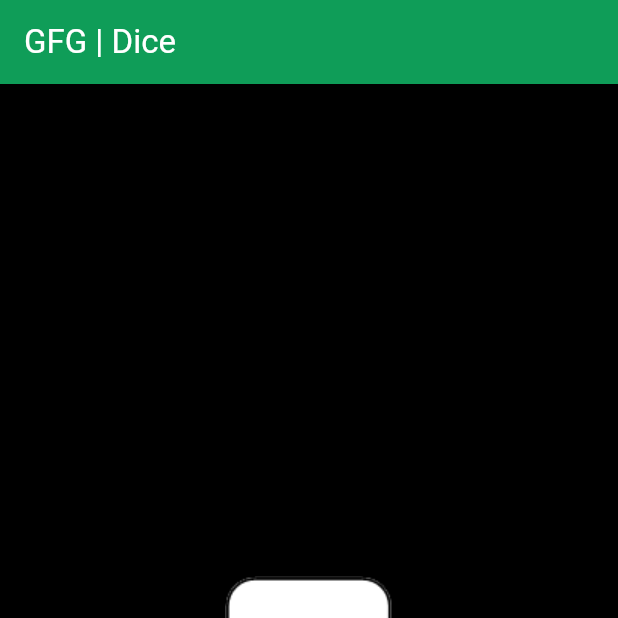
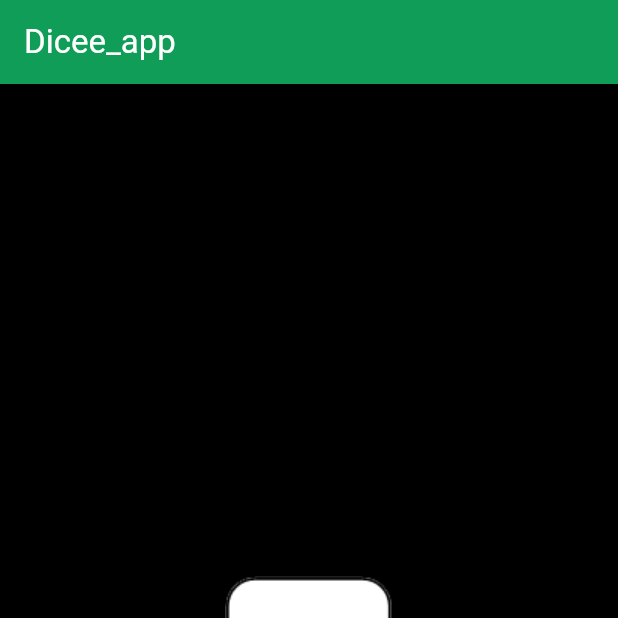
Before and after one commit to nguyenthihuyhoang/Dicee_app, a Flutter app: the screen it shows after launch, on a phone screen of 412 x 824 dp, the top half of it. Run offline on Flutter 3.47's test engine with Material 3 defaults, Android fonts, the phone set to English and light mode, and no system bars.

Commit message:
change title

```diff
--- a/lib/main.dart
+++ b/lib/main.dart
@@ -25,7 +25,7 @@ class DicePage extends StatelessWidget {
     return Scaffold(
       backgroundColor: Colors.black,
       appBar: AppBar(
-        title: const Text('GFG | Dice'),
+        title: const Text('Dicee_app'),
         backgroundColor: const Color.fromRGBO(15, 157, 88, 1),
         foregroundColor: Colors.white,
       ),
```
